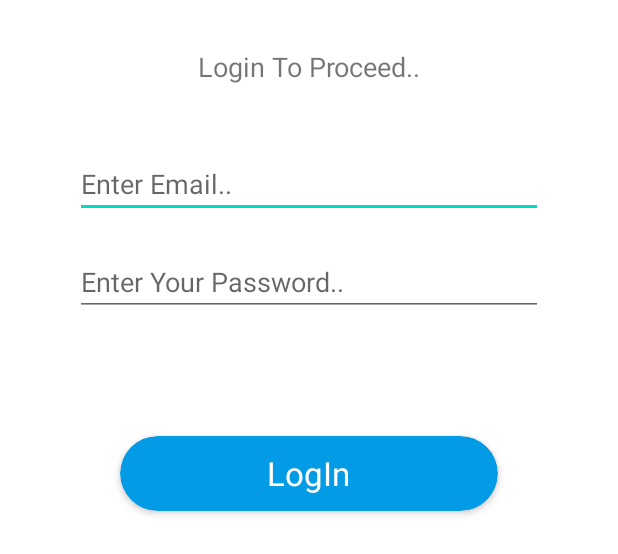
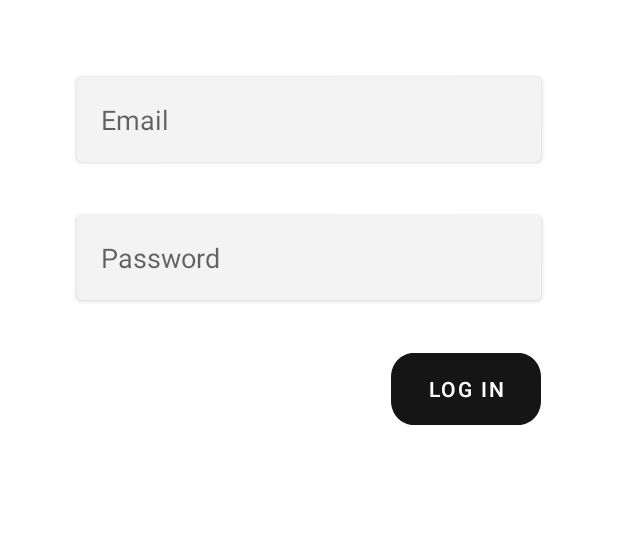
Before and after one commit to 1tsak/SpamEmailDetection-Android, an Android app: the layout activity_login.xml on its own in the app's theme, with its tools: preview values and no code run, on a phone screen of 412 x 824 dp. Shown: the top 554 px of the screen. Run offline under Robolectric (Android 15) with nearby library versions, the phone set to English and light mode, and no system bars; network calls fail.

```diff
--- /dev/null
+++ b/app/src/main/res/drawable/btn_bg.xml
@@ -0,0 +1,23 @@
+<vector
+    xmlns:android="http://schemas.android.com/apk/res/android"
+    xmlns:aapt="http://schemas.android.com/aapt"
+    android:width="100dp"
+    android:height="45dp"
+    android:viewportWidth="100"
+    android:viewportHeight="45"
+    >
+
+    <group>
+
+        <clip-path
+            android:pathData="M15 0H85C93.2843 0 100 6.71573 100 15V30C100 38.2843 93.2843 45 85 45H15C6.71573 45 0 38.2843 0 30V15C0 6.71573 6.71573 0 15 0Z"
+            />
+
+        <path
+            android:pathData="M0 0V45H100V0"
+            android:fillColor="#000000"
+            />
+
+    </group>
+
+</vector>
--- a/app/src/main/res/layout/activity_login.xml
+++ b/app/src/main/res/layout/activity_login.xml
@@ -1,67 +1,63 @@
 <?xml version="1.0" encoding="utf-8"?>
 <androidx.constraintlayout.widget.ConstraintLayout xmlns:android="http://schemas.android.com/apk/res/android"
     xmlns:app="http://schemas.android.com/apk/res-auto"
-    xmlns:tools="http://schemas.android.com/tools"
     android:layout_width="match_parent"
     android:layout_height="match_parent"
-    tools:context=".LoginActivity">
+    android:background="#FFFFFF"
+    android:padding="16dp">
 
-    <TextView
-        android:id="@+id/textView"
-        android:layout_width="wrap_content"
+    <androidx.cardview.widget.CardView
+        android:id="@+id/editTextEmailCont"
+        app:layout_constraintTop_toTopOf="parent"
+        app:layout_constraintStart_toStartOf="parent"
+        app:layout_constraintEnd_toEndOf="parent"
+        android:layout_width="match_parent"
         android:layout_height="wrap_content"
-        android:layout_marginTop="32dp"
-        android:text="Login To Proceed.."
-        android:textSize="18sp"
-        app:layout_constraintEnd_toEndOf="parent"
-        app:layout_constraintStart_toStartOf="parent"
-        app:layout_constraintTop_toTopOf="parent" />
+        android:layout_margin="35dp"
+        app:cardCornerRadius="4dp">
 
         <EditText
-        android:id="@+id/editTextTextEmailAddress"
+            android:id="@+id/editTextEmail"
             android:layout_width="match_parent"
             android:layout_height="wrap_content"
-        android:layout_marginHorizontal="50dp"
-        android:layout_marginTop="100dp"
-        android:ems="10"
-        android:hint="Enter Email.."
+            android:background="#F3F3F3"
+            android:hint="Email"
             android:inputType="textEmailAddress"
+            android:padding="16dp" />
+    </androidx.cardview.widget.CardView>
+
+    <androidx.cardview.widget.CardView
+        android:id="@+id/editTextPassCont"
+        app:layout_constraintTop_toBottomOf="@id/editTextEmailCont"
+        app:layout_constraintStart_toStartOf="parent"
         app:layout_constraintEnd_toEndOf="parent"
-        app:layout_constraintStart_toStartOf="parent"
-        app:layout_constraintTop_toTopOf="parent" />
+        android:layout_width="match_parent"
+        android:layout_height="wrap_content"
+        android:layout_margin="35dp"
+        app:cardCornerRadius="4dp">
 
         <EditText
-        android:id="@+id/editTextTextPassword"
+            android:id="@+id/editTextPassword"
             android:layout_width="match_parent"
             android:layout_height="wrap_content"
-        android:layout_marginTop="20dp"
-        android:layout_marginHorizontal="50dp"
-        android:ems="10"
-        android:hint="Enter Your Password.."
+            android:background="#F3F3F3"
+            android:hint="Password"
             android:inputType="textPassword"
-        app:layout_constraintEnd_toEndOf="parent"
-        app:layout_constraintStart_toStartOf="parent"
-        app:layout_constraintTop_toBottomOf="@+id/editTextTextEmailAddress" />
+            android:padding="16dp" />
+    </androidx.cardview.widget.CardView>
 
-    <androidx.cardview.widget.CardView
-        android:id="@+id/login"
-        android:layout_width="match_parent"
-        android:layout_height="50dp"
-        android:layout_margin="80dp"
-        app:cardBackgroundColor="#039BE5"
+    <Button
+        android:id="@+id/buttonLogin"
+        android:layout_width="100dp"
+        android:layout_height="wrap_content"
+        app:layout_constraintEnd_toEndOf="@id/editTextPassCont"
+        android:layout_marginTop="35dp"
+        app:layout_constraintTop_toBottomOf="@id/editTextPassCont"
+        android:layout_below="@id/editTextPassCont"
+        android:backgroundTint="@color/black"
         android:onClick="login"
-        app:cardCornerRadius="35dp"
-        app:cardElevation="3dp"
-        app:layout_constraintEnd_toEndOf="parent"
-        app:layout_constraintStart_toStartOf="parent"
-        app:layout_constraintTop_toBottomOf="@id/editTextTextPassword">
+        android:background="@drawable/btn_bg"
+        android:text="Log In"
+        android:textColor="#FFFFFF" />
 
-        <TextView
-            android:layout_width="wrap_content"
-            android:layout_height="wrap_content"
-            android:layout_gravity="center"
-            android:text="LogIn"
-            android:textColor="@color/white"
-            android:textSize="22sp" />
-    </androidx.cardview.widget.CardView>
 </androidx.constraintlayout.widget.ConstraintLayout>
--- a/app/src/main/res/values/colors.xml
+++ b/app/src/main/res/values/colors.xml
@@ -1,7 +1,7 @@
 <?xml version="1.0" encoding="utf-8"?>
 <resources>
-    <color name="purple_200">#FFBB86FC</color>
-    <color name="purple_500">#FF6200EE</color>
+    <color name="purple_200">#000000</color>
+    <color name="purple_500">#151515</color>
     <color name="purple_700">#FF3700B3</color>
     <color name="teal_200">#FF03DAC5</color>
     <color name="teal_700">#FF018786</color>
--- a/app/src/main/res/values/themes.xml
+++ b/app/src/main/res/values/themes.xml
@@ -1,9 +1,9 @@
 <resources xmlns:tools="http://schemas.android.com/tools">
     <!-- Base application theme. -->
-    <style name="Theme.SpamEmailDetection" parent="Theme.MaterialComponents.DayNight.DarkActionBar">
+    <style name="Theme.SpamEmailDetection" parent="Theme.MaterialComponents.DayNight.NoActionBar">
         <!-- Primary brand color. -->
         <item name="colorPrimary">@color/purple_500</item>
-        <item name="colorPrimaryVariant">@color/purple_700</item>
+        <item name="colorPrimaryVariant">@color/purple_200</item>
         <item name="colorOnPrimary">@color/white</item>
         <!-- Secondary brand color. -->
         <item name="colorSecondary">@color/teal_200</item>
```
Also changed, not shown: app/build.gradle (+9 -1 lines), app/src/main/AndroidManifest.xml (+11 -2 lines), app/src/main/java/com/a2v10/spamemaildetection/HTMLUtils.java (added, +26 -0 lines), app/src/main/java/com/a2v10/spamemaildetection/LoginActivity.java (+10 -3 lines), app/src/main/java/com/a2v10/spamemaildetection/MailDetailsActivity.java (added, +90 -0 lines), app/src/main/java/com/a2v10/spamemaildetection/MailModel.java (+16 -0 lines), app/src/main/java/com/a2v10/spamemaildetection/MainActivity.java (+133 -139 lines), app/src/main/java/com/a2v10/spamemaildetection/RecyclerAdapter.java (added, +72 -0 lines), app/src/main/res/layout/activity_mail_details.xml (added, +51 -0 lines), app/src/main/res/layout/activity_main.xml (+8 -0 lines), app/src/main/res/layout/item_mail.xml (+8 -4 lines), app/libs/activation.jar (added), app/libs/additionnal.jar (added), app/libs/mail.jar (added). Lines whose indentation alone changed are shown as unchanged.
